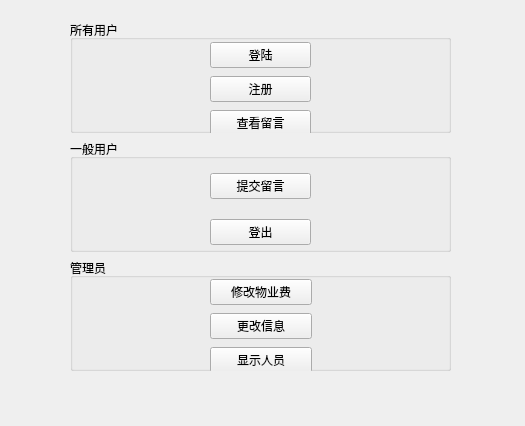
Qt form modules/UI/UI_resourse/mainwinUI.ui (kekekuli/PropertyManager) before a commit.
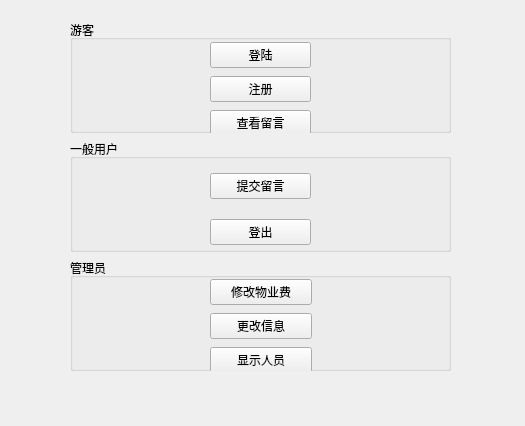
The same form after that commit.

Commit message: Fix the bug when display title of selfinfo

The edit to the form file:
```diff
--- a/modules/UI/UI_resourse/mainwinUI.ui
+++ b/modules/UI/UI_resourse/mainwinUI.ui
@@ -26,7 +26,7 @@
     <item>
      <widget class="QGroupBox" name="groupBox_3">
       <property name="title">
-       <string>所有用户</string>
+       <string>游客</string>
       </property>
       <widget class="QWidget" name="verticalLayoutWidget_2">
        <property name="geometry">
```
The commit also changes 2 other files.
